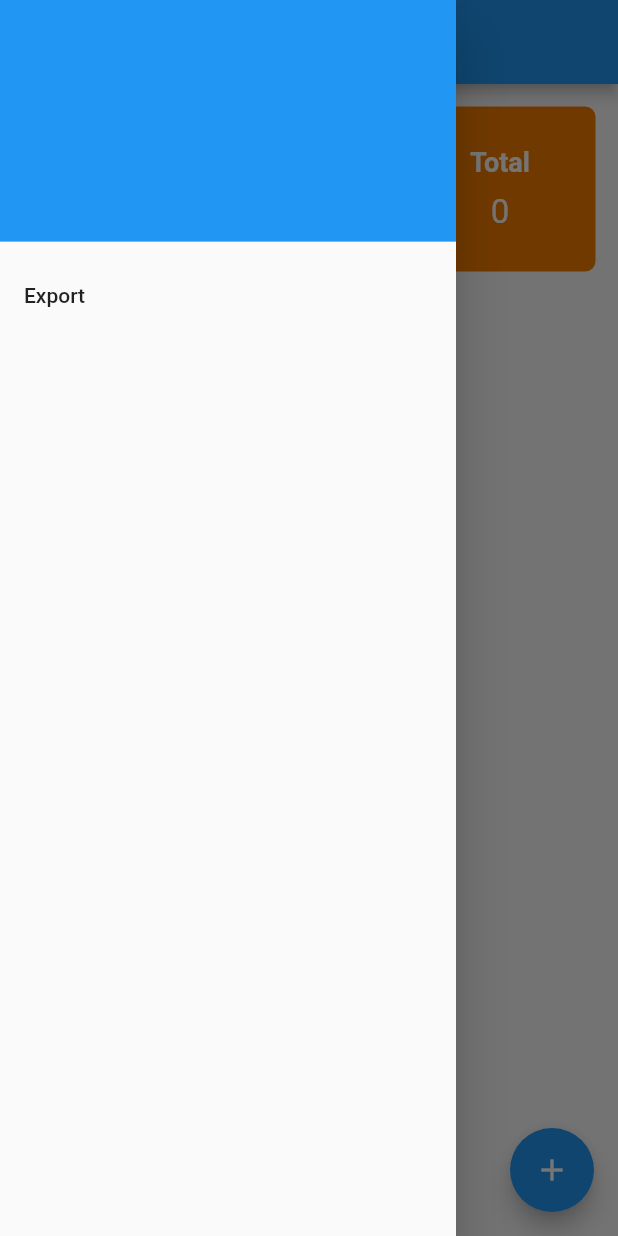
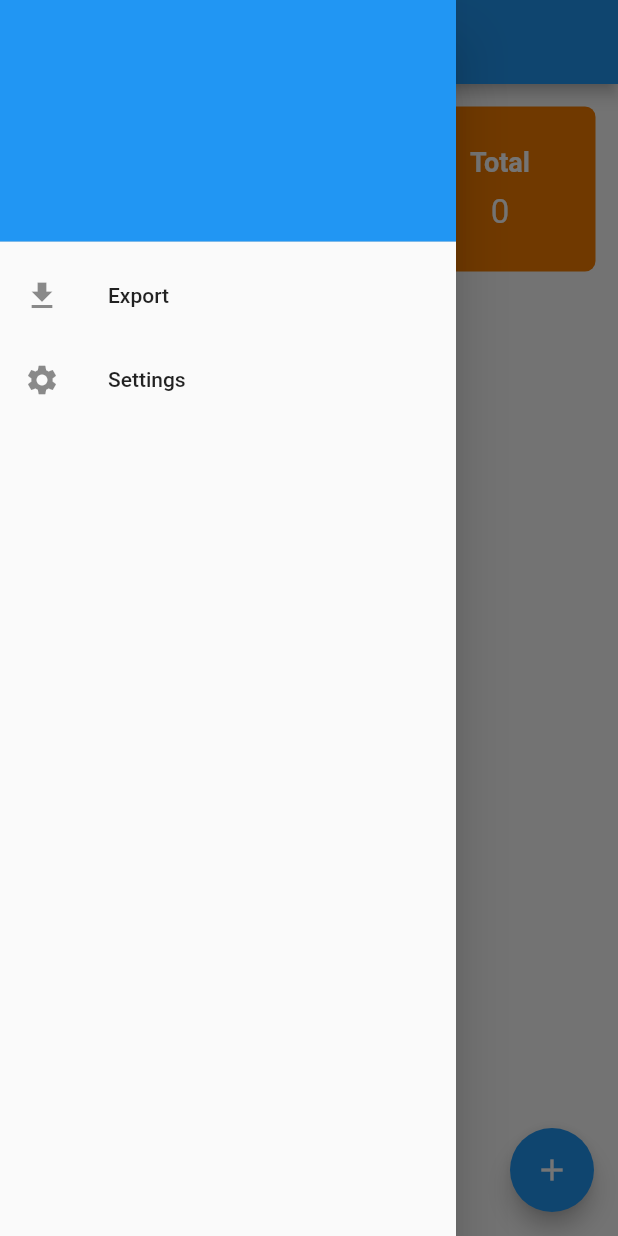
Before and after one commit to Lucasmercado101/flutter-finance-app, a Flutter app: the screen it shows after launch, with the side drawer open, on a phone screen of 412 x 824 dp. Run offline on Flutter 3.47's test engine with Material 2 defaults, Android fonts, the phone set to English and light mode, and no system bars; our stand-ins replace permission_handler, sticky_headers.

Commit message:
WIP: added boilerplate settings view

```diff
--- a/lib/pages/home/home.dart
+++ b/lib/pages/home/home.dart
@@ -71,8 +71,6 @@ class _HomePageState extends State<HomePage> {
             ListTile(
               title: const Text('Export'),
               onTap: () async {
-                // Update the state of the app.
-                // ...
                 if (Platform.isAndroid) {
                   Map<Permission, PermissionStatus> statuses = await [
                     Permission.storage,
@@ -92,7 +90,13 @@ class _HomePageState extends State<HomePage> {
 
                 Navigator.pop(context);
               },
+              leading: const Icon(Icons.file_download),
             ),
+            ListTile(
+              title: const Text("Settings"),
+              onTap: () => Navigator.popAndPushNamed(context, "/settings"),
+              leading: const Icon(Icons.settings),
+            )
           ],
         ),
       ),
```
Also changed, not shown: lib/pages/settings.dart (added, +32 -0 lines), lib/router.dart (+6 -2 lines).
